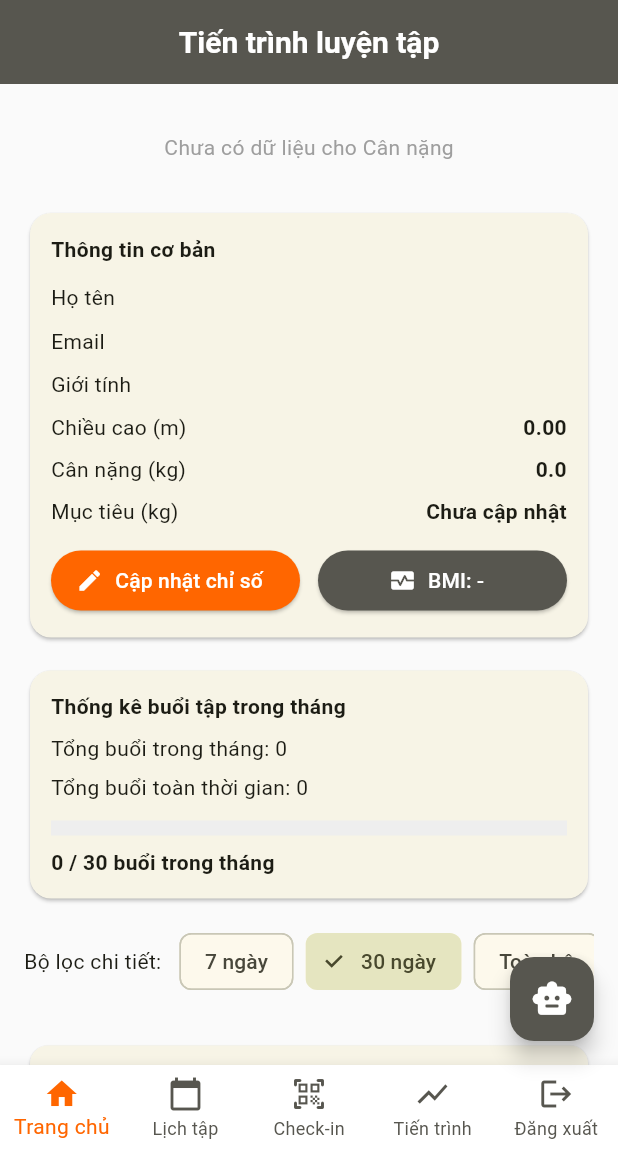
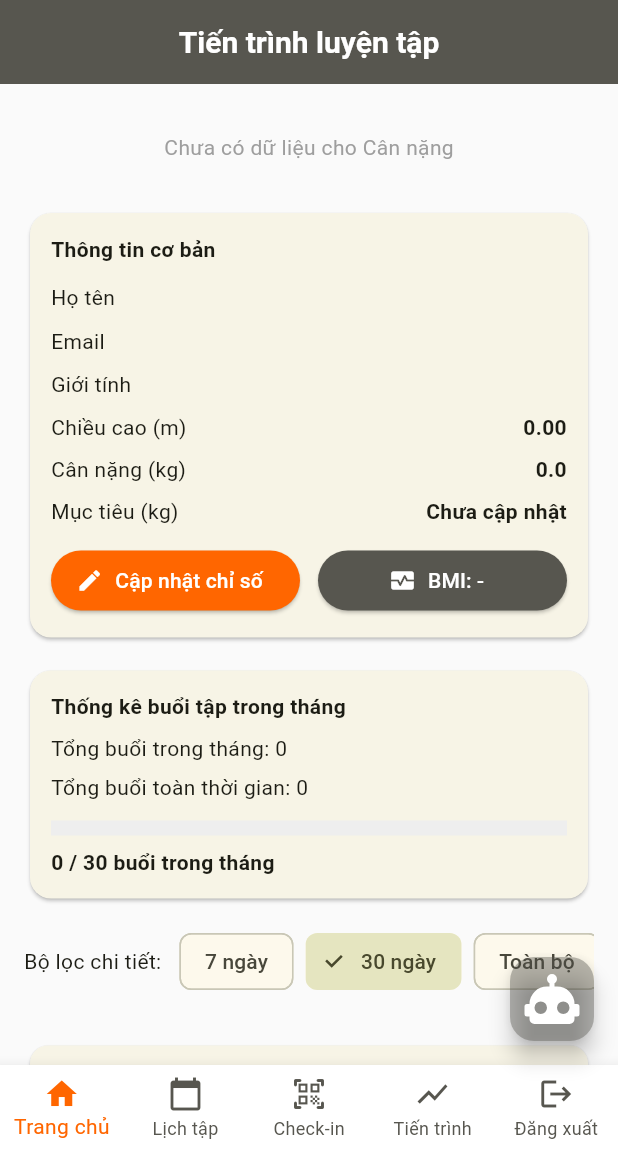
Before and after one commit to DavidNgo004/GymBayBeoApp, a Flutter app: the screen it shows once a user with an empty profile is signed in, swiped to page 4, on a phone screen of 412 x 824 dp, the part 84-1236 px from its top. Run offline on Flutter 3.47's test engine with Material 3 defaults, Android fonts, the light colour scheme and no system bars; our stand-ins replace audioplayers, calendar_date_picker2, chat_bubbles, cloud_firestore, firebase_auth, firebase_core and 9 more; missing offline and left inert: mobile_scanner, webview_flutter_android; accounts and stored records are empty; network calls fail.

Commit message:
Chatbot update

```diff
--- a/lib/pages/customer/customer_home.dart
+++ b/lib/pages/customer/customer_home.dart
@@ -2,6 +2,7 @@ import 'dart:async';
 import 'package:audioplayers/audioplayers.dart';
 import 'package:cloud_firestore/cloud_firestore.dart';
 import 'package:firebase_auth/firebase_auth.dart';
+import 'package:flutter_svg/flutter_svg.dart';
 import 'package:flutter/material.dart';
 import 'package:flutter/services.dart';
 import 'package:gym_bay_beo/conf/app_colors.dart';
@@ -16,7 +17,7 @@ import 'package:gym_bay_beo/pages/customer/pt/pt_list_page.dart';
 import 'package:gym_bay_beo/pages/customer/notification/notification_page.dart';
 import 'package:gym_bay_beo/services/notification_service.dart';
 
-import 'package:gym_bay_beo/pages/customer/chatbot_page.dart';
+import 'package:gym_bay_beo/pages/customer/chatbot/chatbot_page.dart';
 
 class CustomerHomePage extends StatefulWidget {
   const CustomerHomePage({super.key});
@@ -235,7 +236,7 @@ class _CustomerHomePageState extends State<CustomerHomePage>
 
       //floating chatbot button
       floatingActionButton: FloatingActionButton(
-        backgroundColor: AppColors.primary,
+        backgroundColor: AppColors.primary.withOpacity(0.4),
         elevation: 6,
         onPressed: () {
           Navigator.push(
@@ -243,10 +244,11 @@ class _CustomerHomePageState extends State<CustomerHomePage>
             MaterialPageRoute(builder: (_) => const ChatBotPage()),
           );
         },
-        child: const Icon(
-          Icons.smart_toy_rounded,
-          color: Colors.white,
-          size: 28,
+        child: SvgPicture.asset(
+          'assets/icons/chatbot.svg',
+          width: 40,
+          height: 40,
+          color: Colors.white, // nếu icon hỗ trợ fill
         ),
       ),
       floatingActionButtonLocation: FloatingActionButtonLocation.endFloat,
--- a/pubspec.yaml
+++ b/pubspec.yaml
@@ -64,6 +64,7 @@ dependencies:
   flutter_dotenv: ^5.1.0
   chat_bubbles: ^1.7.0
   flutter_markdown: ^0.6.22
+  flutter_svg: ^2.0.7
 
 
 dev_dependencies:
@@ -92,6 +93,7 @@ flutter:
   assets:
     - assets/images/
     - assets/sounds/
+    - assets/icons/
     - .env
 
   # An image asset can refer to one or more resolution-specific "variants", see
```
Also changed, not shown: lib/pages/customer/chatbot/chatbot_page.dart (renamed from lib/pages/customer/chatbot_page.dart, +14 -7 lines), lib/pages/customer/schedule/workout_schedule_page.dart (+19 -24 lines), assets/gif/totoroCamOn.gif (deleted), assets/gif/totoroDaBungDuoi.gif (deleted), assets/gif/totoroDapXe.gif (deleted), assets/gif/totoroErubit.gif (deleted), assets/gif/totoroKeoXa.gif (deleted), assets/gif/totoroKhoc.gif (deleted), assets/gif/totoroLacVong.gif (deleted), assets/gif/totoroNhayDay.gif (deleted), assets/gif/totoroSquat.gif (deleted), assets/gif/totoroTa.gif (deleted), assets/icons/chatbot.svg (added), assets/icons/ic_chatbot.svg (added), 1 more files, 1 other file.
